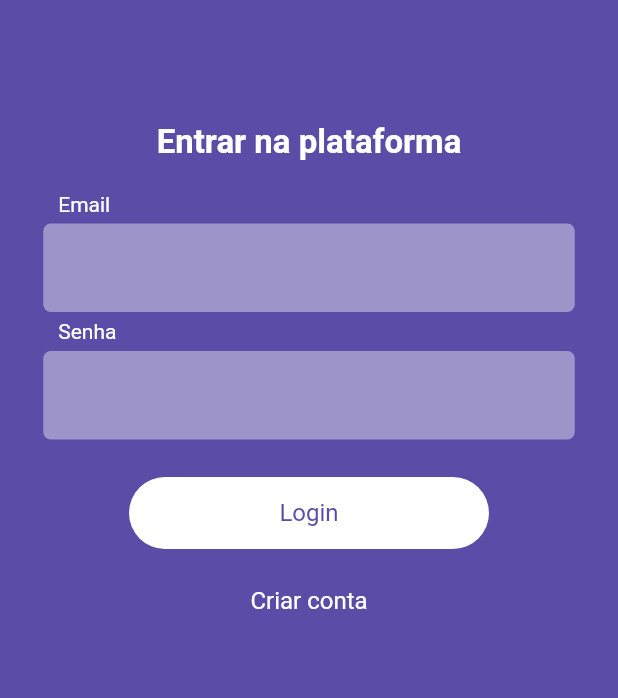
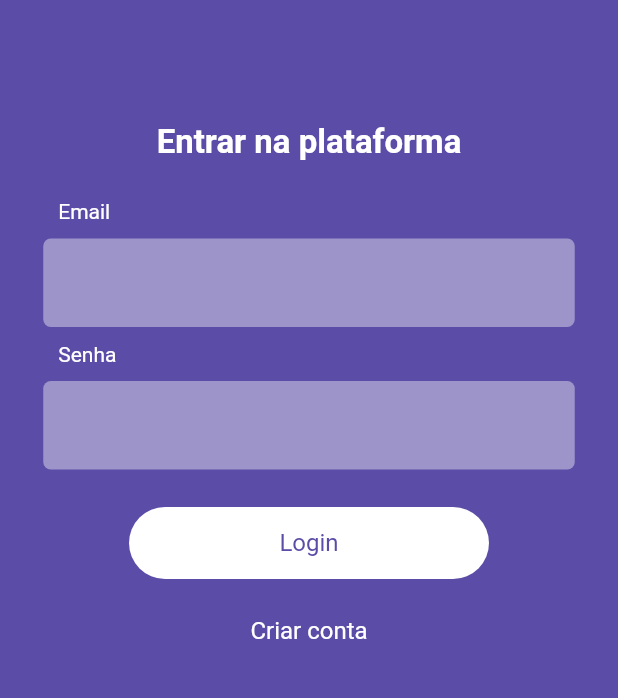
Before and after one commit to Alexsandro-97/xtintas_app, a Flutter app: the screen it shows after launch, on a phone screen of 412 x 824 dp, the part 258-956 px from its top. Run offline on Flutter 3.47's test engine with Material 2 defaults, Android fonts, the light colour scheme and no system bars; our stand-ins replace dio, flutter_mobx, flutter_svg, mobx, shared_preferences; generated files the repository leaves out were written again.

Commit message:
fix padding

```diff
--- a/lib/view/widgets/label_widget.dart
+++ b/lib/view/widgets/label_widget.dart
@@ -13,7 +13,7 @@ class LabelInput extends StatelessWidget {
     return Align(
       alignment: Alignment.centerLeft,
       child: Padding(
-        padding: const EdgeInsets.symmetric(vertical: 5.0, horizontal: 10.0),
+        padding: const EdgeInsets.symmetric(vertical: 10.0, horizontal: 10.0),
         child: Text(
           label,
           style: const TextStyle(color: Colors.white),
```
